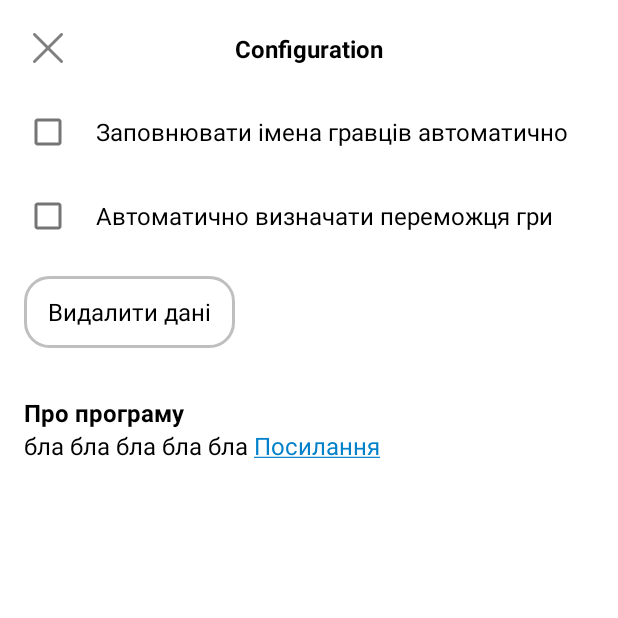
After one commit to SviatKuzbyt/Mafia-game, an Android app: the SettingsActivity screen opened directly, with no data from a screen before it, on a phone screen of 412 x 824 dp, the top half of it. The commit adds this screen. Run offline under Robolectric (Android 15) with nearby library versions, the phone set to English and light mode, and no system bars.

Commit message:
create layout for SettingsActivity.kt

```diff
--- a/app/src/main/AndroidManifest.xml
+++ b/app/src/main/AndroidManifest.xml
@@ -10,15 +10,21 @@
         android:label="@string/app_name"
         android:supportsRtl="true"
         android:theme="@style/Theme.Mafia"
-        tools:targetApi="31">
+        tools:targetApi="31"
+        tools:ignore="LockedOrientationActivity">
+        <activity
+            android:name=".ui.settings.SettingsActivity"
+            android:exported="false"
+            android:screenOrientation="portrait"/>
         <activity
             android:name=".ui.help.item.HelpActivity"
             android:exported="false"
-            android:screenOrientation="portrait"/>
+            android:screenOrientation="portrait"
+             />
         <activity
             android:name=".ui.help.list.HelpListActivity"
             android:exported="false"
-            android:screenOrientation="portrait"/>
+            android:screenOrientation="portrait" />
         <activity
             android:name=".ui.game.PlayerRoleActivity"
             android:exported="false"
--- a/app/src/main/java/com/sviatkuzbyt/mafia/ui/main/MainActivity.kt
+++ b/app/src/main/java/com/sviatkuzbyt/mafia/ui/main/MainActivity.kt
@@ -10,6 +10,7 @@ import androidx.recyclerview.widget.RecyclerView
 import com.sviatkuzbyt.mafia.R
 import com.sviatkuzbyt.mafia.ui.game.activity.GameActivity
 import com.sviatkuzbyt.mafia.ui.help.list.HelpListActivity
+import com.sviatkuzbyt.mafia.ui.settings.SettingsActivity
 
 class MainActivity : AppCompatActivity() {
     @SuppressLint("MissingInflatedId")
@@ -28,7 +29,7 @@ class MainActivity : AppCompatActivity() {
         val menuArray = arrayOf(
             MainMenuData(R.drawable.continue_ic, R.string.continue_game, intentNextGame),
             MainMenuData(R.drawable.rules_ic, R.string.help, Intent(this, HelpListActivity::class.java)),
-            MainMenuData(R.drawable.settings_ic, R.string.settings, null)
+            MainMenuData(R.drawable.settings_ic, R.string.settings, Intent(this, SettingsActivity::class.java))
         )
 
         val mainMenuRecycler = findViewById<RecyclerView>(R.id.mainMenuRecycler)
--- /dev/null
+++ b/app/src/main/java/com/sviatkuzbyt/mafia/ui/settings/SettingsActivity.kt
@@ -0,0 +1,12 @@
+package com.sviatkuzbyt.mafia.ui.settings
+
+import androidx.appcompat.app.AppCompatActivity
+import android.os.Bundle
+import com.sviatkuzbyt.mafia.R
+
+class SettingsActivity : AppCompatActivity() {
+    override fun onCreate(savedInstanceState: Bundle?) {
+        super.onCreate(savedInstanceState)
+        setContentView(R.layout.activity_settings)
+    }
+}
--- /dev/null
+++ b/app/src/main/res/layout/activity_settings.xml
@@ -0,0 +1,97 @@
+<?xml version="1.0" encoding="utf-8"?>
+<androidx.constraintlayout.widget.ConstraintLayout xmlns:android="http://schemas.android.com/apk/res/android"
+    xmlns:app="http://schemas.android.com/apk/res-auto"
+    xmlns:tools="http://schemas.android.com/tools"
+    android:layout_width="match_parent"
+    android:layout_height="match_parent"
+    tools:context=".ui.settings.SettingsActivity">
+
+    <androidx.appcompat.widget.AppCompatButton
+        android:id="@+id/closeButtonSettings"
+        android:layout_width="48dp"
+        android:layout_height="48dp"
+        android:layout_marginStart="8dp"
+        android:layout_marginTop="8dp"
+        android:background="@drawable/close_ic"
+        app:layout_constraintStart_toStartOf="parent"
+        app:layout_constraintTop_toTopOf="parent" />
+
+    <TextView
+        android:id="@+id/textBarSettings"
+        android:layout_width="wrap_content"
+        android:layout_height="wrap_content"
+        android:layout_marginEnd="56dp"
+        android:text="@string/settings"
+        app:layout_constraintBottom_toBottomOf="@+id/closeButtonSettings"
+        app:layout_constraintEnd_toEndOf="parent"
+        app:layout_constraintStart_toEndOf="@+id/closeButtonSettings"
+        app:layout_constraintTop_toTopOf="@+id/closeButtonSettings"
+        android:textAppearance="@style/basic_bold"/>
+
+    <CheckBox
+        android:id="@+id/checkBoxAutoName"
+        android:layout_width="0dp"
+        android:layout_height="wrap_content"
+        android:layout_marginStart="16dp"
+        android:layout_marginTop="8dp"
+        android:layout_marginEnd="16dp"
+        android:text="@string/auto_fill"
+        app:layout_constraintEnd_toEndOf="parent"
+        app:layout_constraintStart_toStartOf="parent"
+        app:layout_constraintTop_toBottomOf="@+id/closeButtonSettings"
+        android:textAppearance="@style/basic"
+        android:paddingStart="16dp"
+        tools:ignore="RtlSymmetry"/>
+
+    <CheckBox
+        android:id="@+id/checkBoxAutoWin"
+        android:layout_width="0dp"
+        android:layout_height="wrap_content"
+        android:layout_marginStart="16dp"
+        android:layout_marginTop="8dp"
+        android:layout_marginEnd="16dp"
+        android:paddingStart="16dp"
+        android:text="@string/auto_win"
+        android:textAppearance="@style/basic"
+        app:layout_constraintEnd_toEndOf="parent"
+        app:layout_constraintStart_toStartOf="parent"
+        app:layout_constraintTop_toBottomOf="@+id/checkBoxAutoName"
+        tools:ignore="RtlSymmetry" />
+
+    <androidx.appcompat.widget.AppCompatButton
+        android:id="@+id/buttonClearData"
+        android:layout_width="wrap_content"
+        android:layout_height="wrap_content"
+        android:layout_marginStart="16dp"
+        android:layout_marginTop="16dp"
+        android:background="@drawable/container_background"
+        android:paddingHorizontal="16dp"
+        android:text="@string/clear_data"
+        android:textAppearance="@style/basic"
+        app:layout_constraintStart_toStartOf="parent"
+        app:layout_constraintTop_toBottomOf="@+id/checkBoxAutoWin" />
+
+    <TextView
+        android:id="@+id/textAboutLabel"
+        android:layout_width="wrap_content"
+        android:layout_height="wrap_content"
+        android:layout_marginStart="16dp"
+        android:layout_marginTop="32dp"
+        android:text="@string/about_label"
+        android:textAppearance="@style/basic_bold"
+        app:layout_constraintStart_toStartOf="parent"
+        app:layout_constraintTop_toBottomOf="@+id/buttonClearData" />
+
+    <TextView
+        android:id="@+id/textAbout"
+        android:layout_width="0dp"
+        android:layout_height="wrap_content"
+        android:layout_marginStart="16dp"
+        android:layout_marginEnd="16dp"
+        android:text="@string/about_text"
+        android:textAppearance="@style/basic"
+        app:layout_constraintEnd_toEndOf="parent"
+        app:layout_constraintStart_toStartOf="parent"
+        app:layout_constraintTop_toBottomOf="@+id/textAboutLabel" />
+
+</androidx.constraintlayout.widget.ConstraintLayout>
--- a/app/src/main/res/values/strings.xml
+++ b/app/src/main/res/values/strings.xml
@@ -41,4 +41,10 @@
     <string name="yes">Yes</string>
     <string name="no">No</string>
 
+    <string name="auto_fill" translatable="false">Заповнювати імена гравців автоматично</string>
+    <string name="auto_win" translatable="false">Автоматично визначати переможця гри</string>
+    <string name="clear_data" translatable="false">Видалити дані</string>
+    <string name="about_label" translatable="false">Про програму</string>
+    <string name="about_text" translatable="false">бла бла бла бла бла <a href="https://translate.google.com/?hl=uk">Посилання</a></string>
+
 </resources>
```
